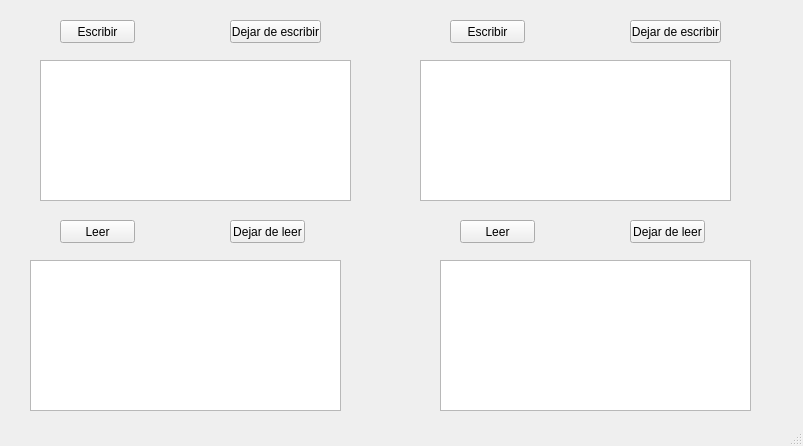
Before: the Qt Designer form prueba.ui in diegoivan1987/practicasSSO, drawn with Qt 5.
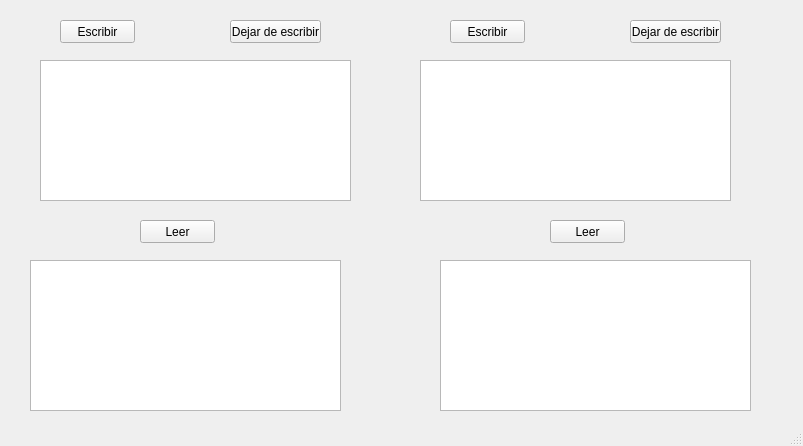
After: the same form once the commit is applied.

Commit message: quedo al punto

What changed in the file:
```diff
--- a/prueba.ui
+++ b/prueba.ui
@@ -109,7 +109,7 @@
    <widget class="QPushButton" name="btnIL1">
     <property name="geometry">
      <rect>
-      <x>60</x>
+      <x>140</x>
       <y>220</y>
       <width>75</width>
       <height>23</height>
@@ -119,23 +119,10 @@
      <string>Leer</string>
     </property>
    </widget>
-   <widget class="QPushButton" name="btnPL1">
-    <property name="geometry">
-     <rect>
-      <x>230</x>
-      <y>220</y>
-      <width>75</width>
-      <height>23</height>
-     </rect>
-    </property>
-    <property name="text">
-     <string>Dejar de leer</string>
-    </property>
-   </widget>
    <widget class="QPushButton" name="btnIL2">
     <property name="geometry">
      <rect>
-      <x>460</x>
+      <x>550</x>
       <y>220</y>
       <width>75</width>
       <height>23</height>
@@ -145,19 +132,6 @@
      <string>Leer</string>
     </property>
    </widget>
-   <widget class="QPushButton" name="btnPL2">
-    <property name="geometry">
-     <rect>
-      <x>630</x>
-      <y>220</y>
-      <width>75</width>
-      <height>23</height>
-     </rect>
-    </property>
-    <property name="text">
-     <string>Dejar de leer</string>
-    </property>
-   </widget>
   </widget>
   <widget class="QStatusBar" name="statusbar"/>
  </widget>
```
The commit also changes 1 other file.
